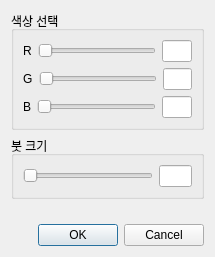
Old version of the form ToolBtn/setpaintwidget.ui in the repository smoothie316/Qt.
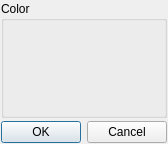
New version of the form.

The edit to the form file:
```diff
--- a/ToolBtn/setpaintwidget.ui
+++ b/ToolBtn/setpaintwidget.ui
@@ -6,15 +6,30 @@
    <rect>
     <x>0</x>
     <y>0</y>
-    <width>215</width>
-    <height>257</height>
+    <width>158</width>
+    <height>144</height>
    </rect>
   </property>
   <property name="windowTitle">
    <string>Dialog</string>
   </property>
   <layout class="QGridLayout" name="gridLayout">
-   <item row="3" column="0">
+   <property name="leftMargin">
+    <number>1</number>
+   </property>
+   <property name="topMargin">
+    <number>1</number>
+   </property>
+   <property name="rightMargin">
+    <number>1</number>
+   </property>
+   <property name="bottomMargin">
+    <number>1</number>
+   </property>
+   <property name="spacing">
+    <number>3</number>
+   </property>
+   <item row="1" column="0">
     <widget class="QDialogButtonBox" name="buttonBox">
      <property name="orientation">
       <enum>Qt::Horizontal</enum>
@@ -27,159 +42,10 @@
    <item row="0" column="0">
     <widget class="QGroupBox" name="groupBox">
      <property name="title">
-      <string>색상 선택</string>
+      <string>Color</string>
      </property>
-     <layout class="QVBoxLayout" name="verticalLayout">
-      <item>
-       <layout class="QHBoxLayout" name="horizontalLayout_2">
-        <item>
-         <widget class="QLabel" name="label">
-          <property name="text">
-           <string>R</string>
-          </property>
-         </widget>
-        </item>
-        <item>
-         <widget class="QSlider" name="horizontalSlider_2">
-          <property name="sizePolicy">
-           <sizepolicy hsizetype="Expanding" vsizetype="Fixed">
-            <horstretch>8</horstretch>
-            <verstretch>0</verstretch>
-           </sizepolicy>
-          </property>
-          <property name="orientation">
-           <enum>Qt::Horizontal</enum>
-          </property>
-         </widget>
-        </item>
-        <item>
-         <widget class="QLineEdit" name="lineEdit_2">
-          <property name="sizePolicy">
-           <sizepolicy hsizetype="Expanding" vsizetype="Fixed">
-            <horstretch>2</horstretch>
-            <verstretch>0</verstretch>
-           </sizepolicy>
-          </property>
-         </widget>
-        </item>
-       </layout>
-      </item>
-      <item>
-       <layout class="QHBoxLayout" name="horizontalLayout_3">
-        <item>
-         <widget class="QLabel" name="label_2">
-          <property name="text">
-           <string>G</string>
-          </property>
-         </widget>
-        </item>
-        <item>
-         <widget class="QSlider" name="horizontalSlider_3">
-          <property name="sizePolicy">
-           <sizepolicy hsizetype="Expanding" vsizetype="Fixed">
-            <horstretch>8</horstretch>
-            <verstretch>0</verstretch>
-           </sizepolicy>
-          </property>
-          <property name="orientation">
-           <enum>Qt::Horizontal</enum>
-          </property>
-         </widget>
-        </item>
-        <item>
-         <widget class="QLineEdit" name="lineEdit_3">
-          <property name="sizePolicy">
-           <sizepolicy hsizetype="Expanding" vsizetype="Fixed">
-            <horstretch>2</horstretch>
-            <verstretch>0</verstretch>
-           </sizepolicy>
-          </property>
-         </widget>
-        </item>
-       </layout>
-      </item>
-      <item>
-       <layout class="QHBoxLayout" name="horizontalLayout_6">
-        <item>
-         <widget class="QLabel" name="label_3">
-          <property name="text">
-           <string>B</string>
-          </property>
-         </widget>
-        </item>
-        <item>
-         <widget class="QSlider" name="horizontalSlider">
-          <property name="sizePolicy">
-           <sizepolicy hsizetype="Expanding" vsizetype="Fixed">
-            <horstretch>8</horstretch>
-            <verstretch>0</verstretch>
-           </sizepolicy>
-          </property>
-          <property name="orientation">
-           <enum>Qt::Horizontal</enum>
-          </property>
-         </widget>
-        </item>
-        <item>
-         <widget class="QLineEdit" name="lineEdit_6">
-          <property name="sizePolicy">
-           <sizepolicy hsizetype="Expanding" vsizetype="Fixed">
-            <horstretch>2</horstretch>
-            <verstretch>0</verstretch>
-           </sizepolicy>
-          </property>
-         </widget>
-        </item>
-       </layout>
-      </item>
-     </layout>
     </widget>
    </item>
-   <item row="1" column="0">
-    <widget class="QGroupBox" name="groupBox_2">
-     <property name="title">
-      <string>붓 크기</string>
-     </property>
-     <layout class="QHBoxLayout" name="horizontalLayout">
-      <item>
-       <widget class="QSlider" name="horizontalSlider_6">
-        <property name="sizePolicy">
-         <sizepolicy hsizetype="Expanding" vsizetype="Fixed">
-          <horstretch>8</horstretch>
-          <verstretch>0</verstretch>
-         </sizepolicy>
-        </property>
-        <property name="orientation">
-         <enum>Qt::Horizontal</enum>
-        </property>
-       </widget>
-      </item>
-      <item>
-       <widget class="QLineEdit" name="lineEdit">
-        <property name="sizePolicy">
-         <sizepolicy hsizetype="Expanding" vsizetype="Fixed">
-          <horstretch>2</horstretch>
-          <verstretch>0</verstretch>
-         </sizepolicy>
-        </property>
-       </widget>
-      </item>
-     </layout>
-    </widget>
-   </item>
-   <item row="2" column="0">
-    <spacer name="verticalSpacer">
-     <property name="orientation">
-      <enum>Qt::Vertical</enum>
-     </property>
-     <property name="sizeHint" stdset="0">
-      <size>
-       <width>20</width>
-       <height>40</height>
-      </size>
-     </property>
-    </spacer>
-   </item>
   </layout>
  </widget>
  <resources/>
```
Left out of the diff: 2 changed lines with no effect on the pictures.
